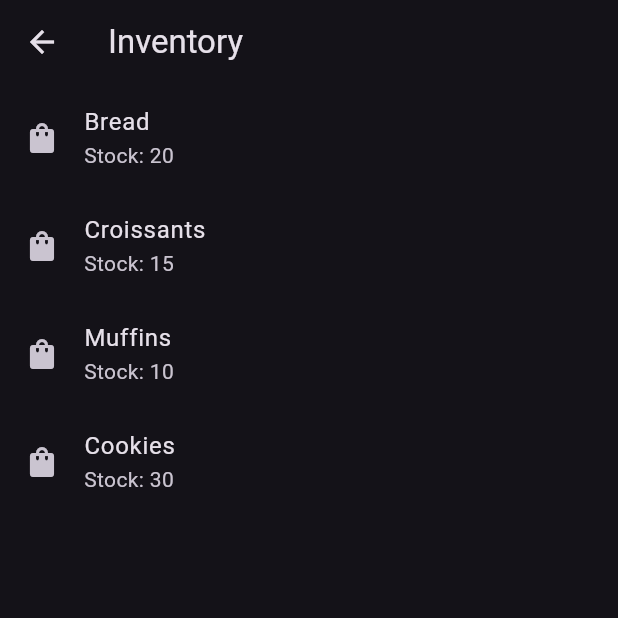
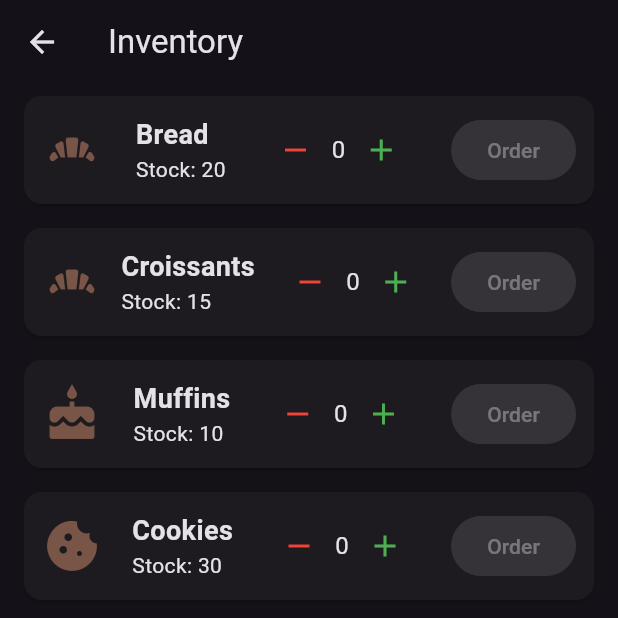
Before and after one commit to VoxMonstra/CSC-4610-Web-Warriors, a Flutter app: the InventoryPage screen opened by its route, on a phone screen of 412 x 824 dp, the top half of it. Run offline on Flutter 3.47's test engine with Material 3 defaults, Android fonts, the phone set to English and light mode, and no system bars; our stand-ins replace shared_preferences; missing offline and left inert: mysql1; accounts and stored records are empty.

Commit message:
Redesign: Completely redesigned inventory page with added order feature

```diff
--- a/src/lib/screens/inventory.dart
+++ b/src/lib/screens/inventory.dart
@@ -1,26 +1,93 @@
 import 'package:flutter/material.dart';
 
-class InventoryPage extends StatelessWidget {
+class InventoryPage extends StatefulWidget {
   const InventoryPage({super.key});
 
   @override
+  _InventoryPageState createState() => _InventoryPageState();
+}
+
+class _InventoryPageState extends State<InventoryPage> {
+  final List<Map<String, dynamic>> inventory = [
+    {"name": "Bread", "quantity": 20, "icon": Icons.bakery_dining, "orderQty": 0},
+    {"name": "Croissants", "quantity": 15, "icon": Icons.bakery_dining, "orderQty": 0},
+    {"name": "Muffins", "quantity": 10, "icon": Icons.cake, "orderQty": 0},
+    {"name": "Cookies", "quantity": 30, "icon": Icons.cookie, "orderQty": 0},
+  ];
+
+  void _incrementOrder(int index) {
+    setState(() {
+      if (inventory[index]["orderQty"] < inventory[index]["quantity"]) {
+        inventory[index]["orderQty"]++;
+      }
+    });
+  }
+
+  void _decrementOrder(int index) {
+    setState(() {
+      if (inventory[index]["orderQty"] > 0) {
+        inventory[index]["orderQty"]--;
+      }
+    });
+  }
+
+  void _placeOrder(int index) {
+    if (inventory[index]["orderQty"] > 0) {
+      setState(() {
+        inventory[index]["quantity"] += inventory[index]["orderQty"];
+        inventory[index]["orderQty"] = 0; // Reset order quantity after ordering
+      });
+      ScaffoldMessenger.of(context).showSnackBar(
+        SnackBar(
+          content: Text("Ordered ${inventory[index]['name']} successfully!"),
+          duration: const Duration(seconds: 2),
+        ),
+      );
+    }
+  }
+
+  @override
   Widget build(BuildContext context) {
-    final List<Map<String, dynamic>> inventory = [
-      {"name": "Bread", "quantity": 20},
-      {"name": "Croissants", "quantity": 15},
-      {"name": "Muffins", "quantity": 10},
-      {"name": "Cookies", "quantity": 30},
-    ];
-
     return Scaffold(
       appBar: AppBar(title: const Text('Inventory')),
       body: ListView.builder(
         itemCount: inventory.length,
         itemBuilder: (context, index) {
-          return ListTile(
-            leading: const Icon(Icons.shopping_bag),
-            title: Text(inventory[index]['name']),
-            subtitle: Text("Stock: ${inventory[index]['quantity']}"),
+          return Card(
+            margin: const EdgeInsets.symmetric(vertical: 8, horizontal: 16),
+            child: Padding(
+              padding: const EdgeInsets.all(12),
+              child: Row(
+                mainAxisAlignment: MainAxisAlignment.spaceBetween,
+                children: [
+                  Icon(inventory[index]["icon"], size: 40, color: Colors.brown),
+                  Column(
+                    crossAxisAlignment: CrossAxisAlignment.start,
+                    children: [
+                      Text(inventory[index]["name"], style: const TextStyle(fontSize: 18, fontWeight: FontWeight.bold)),
+                      Text("Stock: ${inventory[index]["quantity"]}", style: const TextStyle(fontSize: 14)),
+                    ],
+                  ),
+                  Row(
+                    children: [
+                      IconButton(
+                        icon: const Icon(Icons.remove, color: Colors.red),
+                        onPressed: () => _decrementOrder(index),
+                      ),
+                      Text("${inventory[index]['orderQty']}", style: const TextStyle(fontSize: 16)),
+                      IconButton(
+                        icon: const Icon(Icons.add, color: Colors.green),
+                        onPressed: () => _incrementOrder(index),
+                      ),
+                    ],
+                  ),
+                  ElevatedButton(
+                    onPressed: inventory[index]["orderQty"] > 0 ? () => _placeOrder(index) : null,
+                    child: const Text("Order"),
+                  ),
+                ],
+              ),
+            ),
           );
         },
       ),
```
